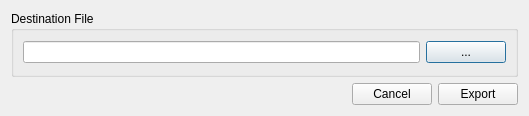
Old version of the form src/Gui/dialogs/mSelectTargetFile.ui in the repository cagonza6/Buho.
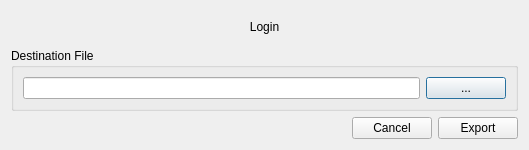
New version of the form.

What changed in the file:
```diff
--- a/src/Gui/dialogs/mSelectTargetFile.ui
+++ b/src/Gui/dialogs/mSelectTargetFile.ui
@@ -7,13 +7,23 @@
     <x>0</x>
     <y>0</y>
     <width>529</width>
-    <height>116</height>
+    <height>150</height>
    </rect>
   </property>
   <property name="windowTitle">
    <string>Save File</string>
   </property>
   <layout class="QVBoxLayout" name="verticalLayout">
+   <item>
+    <widget class="QLabel" name="title">
+     <property name="text">
+      <string>Login</string>
+     </property>
+     <property name="alignment">
+      <set>Qt::AlignCenter</set>
+     </property>
+    </widget>
+   </item>
    <item>
     <widget class="QGroupBox" name="groupBox">
      <property name="title">
```
